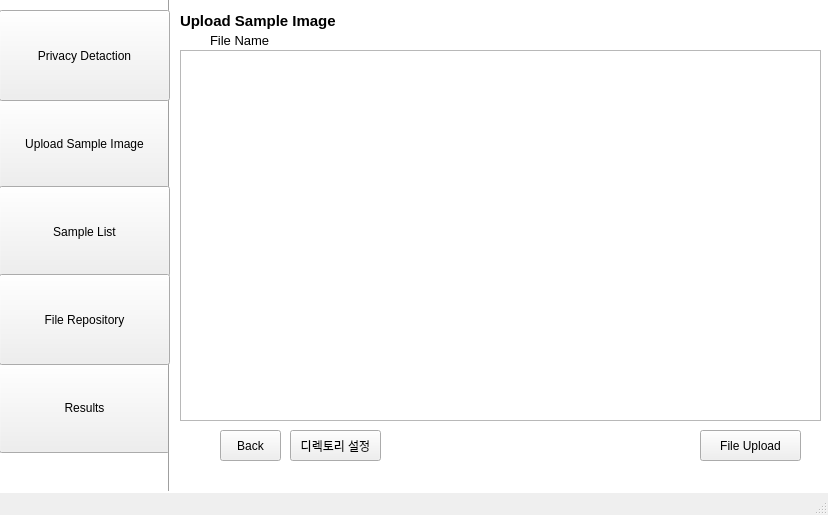
CSID-DGU/2023-1-CECD3-Sugar-4, file app/gui/UI/ui_1.ui: the form before one commit.
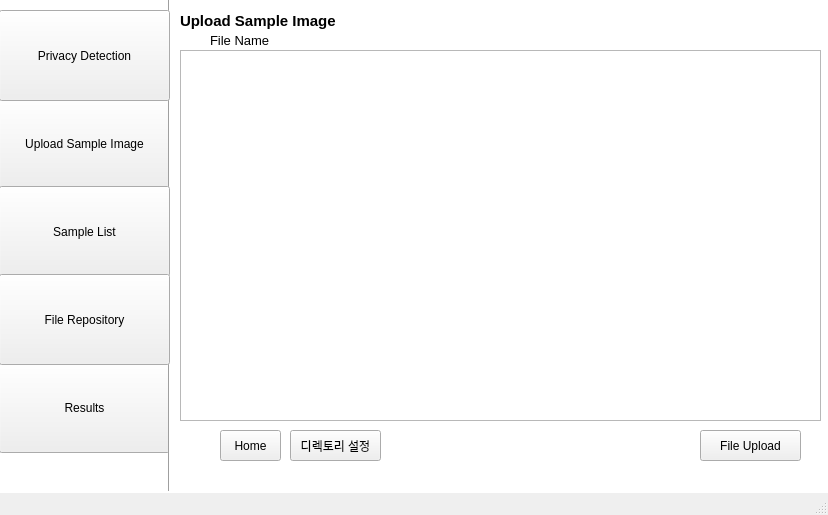
The form after the commit.

Commit message: ui: 오탈자 수정, back-> Home

Diff of the .ui file:
```diff
--- a/app/gui/UI/ui_1.ui
+++ b/app/gui/UI/ui_1.ui
@@ -107,7 +107,7 @@
      </rect>
     </property>
     <property name="text">
-     <string>Back</string>
+     <string>Home</string>
     </property>
    </widget>
    <widget class="QPushButton" name="pushButton_4">
@@ -201,7 +201,7 @@
      </rect>
     </property>
     <property name="text">
-     <string>Privacy Detaction</string>
+     <string>Privacy Detection</string>
     </property>
    </widget>
   </widget>
```
The commit also changes 13 other files.
